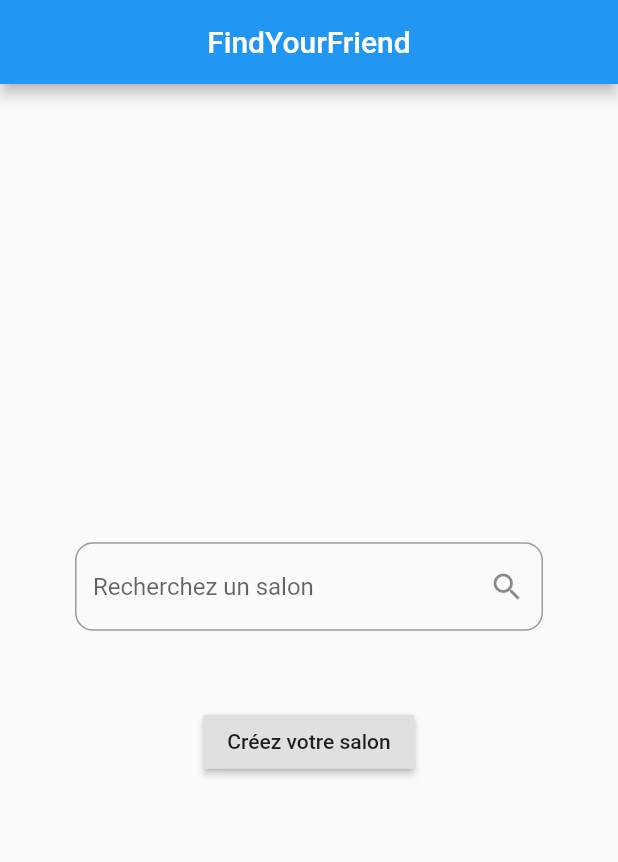
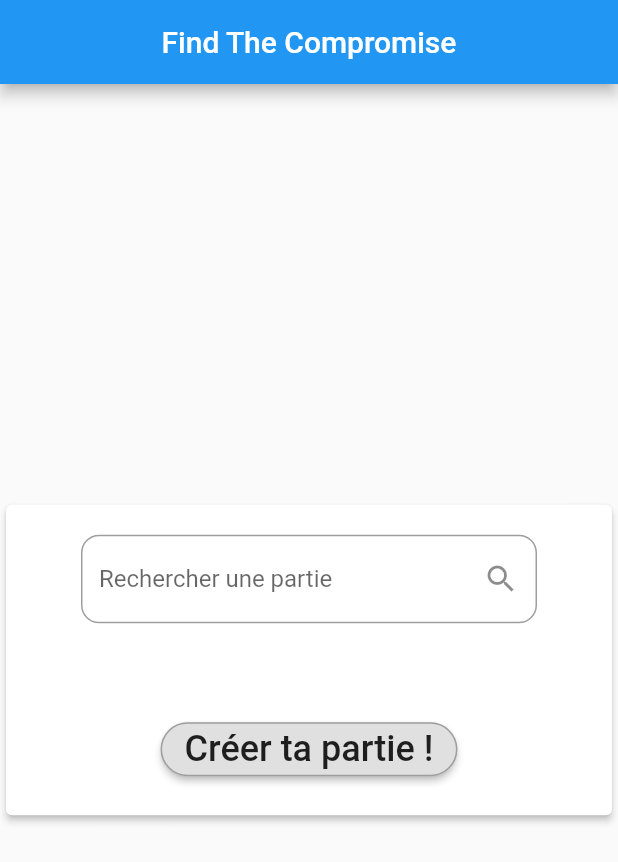
Before and after one commit to Olxe/FindYourL-o, a Flutter app: the screen it shows after launch, on a phone screen of 412 x 824 dp. Shown: the top 862 px of the screen. Run offline on Flutter 3.47's test engine with Material 2 defaults, Android fonts, the phone set to English and light mode, and no system bars; our stand-ins replace bloc, equatable, flutter_bloc, image_picker.

Commit message:
create fix + home change

```diff
--- a/lib/constants.dart
+++ b/lib/constants.dart
@@ -1,2 +1,4 @@
 double deviceHeight;
 double deviceWidth;
+
+const kServer = 'http://192.168.1.57:4000/';
--- /dev/null
+++ b/lib/cubit/room_cubit.dart
@@ -0,0 +1,26 @@
+import 'package:bloc/bloc.dart';
+import 'package:equatable/equatable.dart';
+import 'package:find_your_leo/data/model/level_model.dart';
+import 'package:flutter/material.dart';
+
+import 'package:find_your_leo/data/room_repository.dart';
+
+part 'room_state.dart';
+
+class RoomCubit extends Cubit<RoomState> {
+  final RoomRepository _roomRepository;
+
+  RoomCubit(
+    this._roomRepository,
+  ) : super(RoomInitial());
+
+  Future<void> postRoom(List<LevelModel> levels) async {
+    try {
+      emit(RoomLoading());
+      String code = await _roomRepository.createRoom(levels);
+      emit(RoomLoaded(code));
+    } on NetworkException catch (e) {
+      emit(RoomError(message: e.message));
+    }
+  }
+}
--- /dev/null
+++ b/lib/cubit/room_state.dart
@@ -0,0 +1,38 @@
+part of 'room_cubit.dart';
+
+abstract class RoomState extends Equatable {
+  const RoomState();
+
+  @override
+  List<Object> get props => [];
+}
+
+class RoomInitial extends RoomState {}
+
+class RoomLoading extends RoomState {}
+
+class RoomLoaded extends RoomState {
+  final String code;
+  RoomLoaded(
+    this.code,
+  );
+
+  @override
+  List<Object> get props => [code];
+
+  @override
+  String toString() => '{ code: $code }';
+}
+
+class RoomError extends RoomState {
+  final String message;
+  RoomError({
+    @required this.message,
+  });
+
+  @override
+  List<Object> get props => [message];
+
+  @override
+  String toString() => '{ error: $message }';
+}
--- /dev/null
+++ b/lib/data/room_repository.dart
@@ -0,0 +1,33 @@
+import 'dart:convert';
+
+import 'package:find_your_leo/constants.dart';
+import 'package:find_your_leo/data/model/level_model.dart';
+
+import 'package:http/http.dart' as http;
+
+class RoomRepository {
+  Future<String> createRoom(List<LevelModel> levels) async {
+    var jsonRaw = jsonEncode(levels);
+    var jsonFormated = "{\"levels\":" + jsonRaw + "}";
+
+    final http.Response response = await http.post(
+      kServer + 'rooms',
+      headers: <String, String>{
+        'Content-Type': 'application/json; charset=UTF-8',
+      },
+      body: jsonFormated,
+    );
+
+    if (response.statusCode == 200) {
+      print(response.body);
+      return response.body;
+    }
+
+    throw NetworkException("Une erreur est survenue lors de la création de la salle.");
+  }
+}
+
+class NetworkException implements Exception {
+  final String message;
+  NetworkException(this.message);
+}
--- a/lib/screens/home/home_screen.dart
+++ b/lib/screens/home/home_screen.dart
@@ -52,7 +52,7 @@ class _HomeScreenState extends State<HomeScreen> {
     return Scaffold(
       backgroundColor: Colors.grey,
       appBar: AppBar(
-        title: Text('FindYourFriend'),
+        title: Text('Find The Compromise'),
         centerTitle: true,
         actions: [
           Container(
--- a/lib/screens/start/start_screen.dart
+++ b/lib/screens/start/start_screen.dart
@@ -1,12 +1,21 @@
 import 'package:find_your_leo/constants.dart';
 import 'package:find_your_leo/cubit/images_cubit.dart';
+import 'package:find_your_leo/cubit/room_cubit.dart';
 import 'package:find_your_leo/data/image_repository.dart';
+import 'package:find_your_leo/data/room_repository.dart';
 import 'package:find_your_leo/screens/create/create_screen.dart';
 import 'package:find_your_leo/screens/home/home_screen.dart';
 import 'package:flutter/material.dart';
 import 'package:flutter_bloc/flutter_bloc.dart';
 
-class StartScreen extends StatelessWidget {
+class StartScreen extends StatefulWidget {
+  @override
+  _StartScreenState createState() => _StartScreenState();
+}
+
+class _StartScreenState extends State<StartScreen> {
+  var textController = TextEditingController();
+
   @override
   Widget build(BuildContext context) {
     deviceHeight = MediaQuery.of(context).size.height;
@@ -14,7 +23,7 @@ class StartScreen extends StatelessWidget {
 
     return Scaffold(
       appBar: AppBar(
-        title: Text('FindYourFriend'),
+        title: Text('Find The Compromise'),
         centerTitle: true,
       ),
       body: BlocConsumer<ImagesCubit, ImagesState>(
@@ -53,16 +62,24 @@ class StartScreen extends StatelessWidget {
   }
 
   Widget buildInitialScreen(BuildContext context) {
-    return Column(
+    return Center(
+      child: Card(
+        elevation: 2.0,
+        clipBehavior: Clip.antiAlias,
+        child: Padding(
+          padding: const EdgeInsets.symmetric(vertical: 20),
+          child: Column(
+            mainAxisSize: MainAxisSize.min,
             mainAxisAlignment: MainAxisAlignment.center,
             children: [
               Padding(
                 padding: const EdgeInsets.symmetric(horizontal: 50),
                 child: TextField(
+                  controller: textController,
                   onSubmitted: (value) => submitSearchingRoom(context, value),
                   textInputAction: TextInputAction.search,
                   decoration: InputDecoration(
-              hintText: "Recherchez un salon",
+                    hintText: "Rechercher une partie",
                     border: OutlineInputBorder(
                       borderRadius: BorderRadius.circular(12),
                     ),
@@ -71,25 +88,21 @@ class StartScreen extends StatelessWidget {
                 ),
               ),
               SizedBox(
-          height: 50,
+                height: 60,
               ),
               RaisedButton(
                 onPressed: () {
-            Navigator.push(
-              context,
-              MaterialPageRoute(
-                builder: (context) {
-                  return BlocProvider(
-                    create: (context) => ImagesCubit(FakeImageRepository()),
-                    child: CreateScreen(),
-                  );
+                  onCreateGameButtonPressed();
                 },
-              ),
-            );
-          },
-          child: Text('Créez votre salon'),
+                shape: RoundedRectangleBorder(
+                    borderRadius: BorderRadius.circular(18.0),
+                    side: BorderSide(color: Colors.grey)),
+                child: Text('Créer ta partie !', style: TextStyle(fontSize: 24)),
               ),
             ],
+          ),
+        ),
+      ),
     );
   }
 
@@ -99,6 +112,24 @@ class StartScreen extends StatelessWidget {
     );
   }
 
+  void onCreateGameButtonPressed() async {
+    final String code = await Navigator.push<String>(
+      context,
+      MaterialPageRoute(
+        builder: (context) {
+          return BlocProvider(
+            create: (context) => RoomCubit(RoomRepository()),
+            child: CreateScreen(),
+          );
+        },
+      ),
+    );
+
+    if (code != null && code.isNotEmpty) {
+      textController.text = code;
+    }
+  }
+
   void submitSearchingRoom(BuildContext context, String value) {
     final myCubit = BlocProvider.of<ImagesCubit>(context);
     myCubit.getData(context, value);
--- a/pubspec.yaml
+++ b/pubspec.yaml
@@ -26,7 +26,6 @@ dependencies:
   bloc: ^6.1.1
   cached_network_image: ^2.4.1
   cupertino_icons: ^1.0.0
-  dio: ^3.0.10
   equatable: ^1.2.5
   flutter_bloc: ^6.1.1
   http: ^0.12.2
```
Also changed, not shown: lib/data/image_repository.dart (+3 -5 lines), lib/data/model/level_model.dart (+5 -5 lines), lib/screens/create/create_screen.dart (+49 -33 lines). Lines whose indentation alone changed are shown as unchanged.
